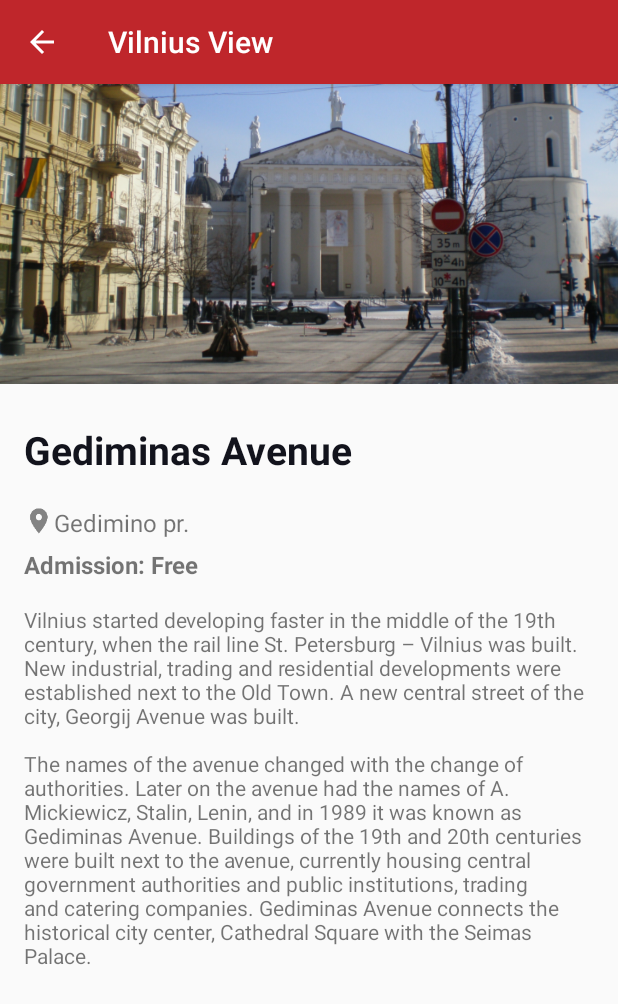
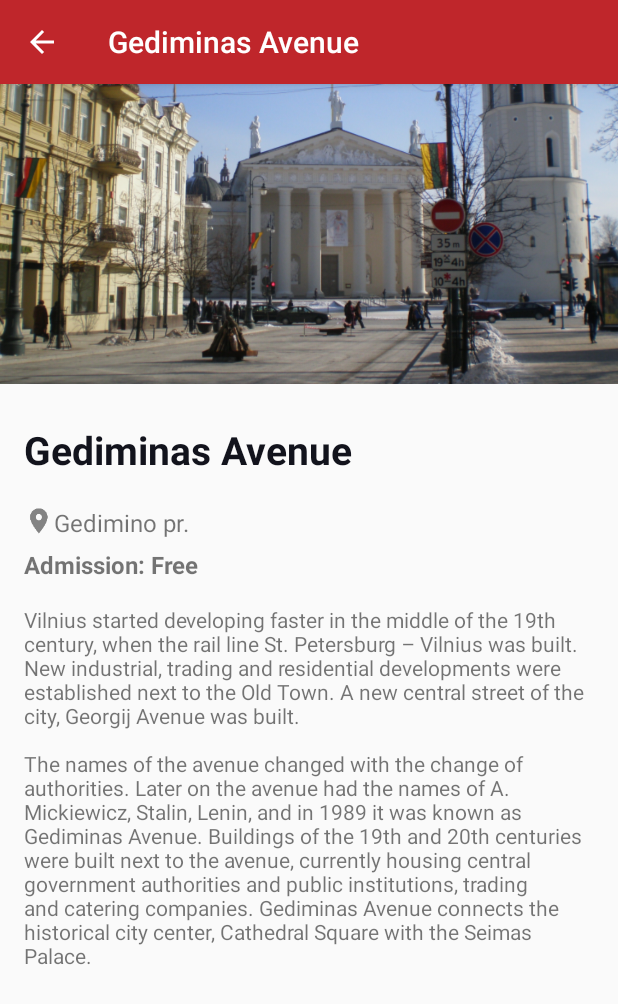
Before and after one commit to beatricefar/VilniusTourGuide, an Android app: the screen it shows after launch (AttractionActivity), after a tap on "Gediminas Avenue", on a phone screen of 412 x 824 dp. Shown: the top 1004 px of the screen. Run offline under Robolectric (Android 15) with nearby library versions, the phone set to English and light mode, and no system bars.

Commit message:
Fixed viewPager bug by fixing overlapping views. Modified names of each activity. Modified colours xml.

```diff
--- a/app/src/main/java/com/beatricefarias/vilniustourguide/activities/AboutActivity.java
+++ b/app/src/main/java/com/beatricefarias/vilniustourguide/activities/AboutActivity.java
@@ -14,6 +14,7 @@ public class AboutActivity extends AppCompatActivity {
         super.onCreate(savedInstanceState);
         setContentView(R.layout.activity_about);
         getSupportActionBar().setDisplayHomeAsUpEnabled(true);
+        setTitle("About");
     }
 
     @Override
--- a/app/src/main/java/com/beatricefarias/vilniustourguide/activities/AttractionActivity.java
+++ b/app/src/main/java/com/beatricefarias/vilniustourguide/activities/AttractionActivity.java
@@ -14,17 +14,22 @@ import com.beatricefarias.vilniustourguide.R;
 
 public class AttractionActivity extends AppCompatActivity {
 
+    String attractionIsCalled = null;
+
     @Override
     protected void onCreate(Bundle savedInstanceState) {
         super.onCreate(savedInstanceState);
         setContentView(R.layout.activity_attraction);
         setCurrentAttraction();
         getSupportActionBar().setDisplayHomeAsUpEnabled(true);
+        setTitle(attractionIsCalled);
     }
 
     public void setCurrentAttraction(){
         Intent attractionIntent = getIntent();
         Attraction selectedAttraction = (Attraction) attractionIntent.getParcelableExtra("attraction");
+
+        attractionIsCalled = selectedAttraction.getAttractionName();
 
         ImageView attractionHeader = (ImageView) findViewById(R.id.attraction_header);
         attractionHeader.setImageResource(selectedAttraction.getImageId());
--- a/app/src/main/res/values/colors.xml
+++ b/app/src/main/res/values/colors.xml
@@ -5,4 +5,5 @@
     <color name="colorAccent">#FF4081</color>
     <color name="splashBackground">#bf262b</color>
     <color name="listItemBackground">#f0f0e6</color>
+    <color name="tabTextColor">#e0b0ab</color>
 </resources>
```
Also changed, not shown: app/src/main/res/layout/activity_main.xml (+9 -8 lines).
